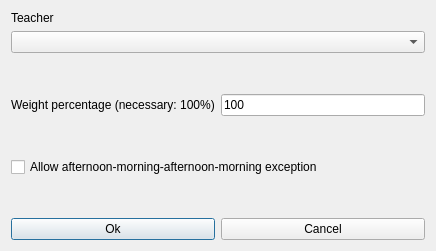
This is fet/src/interface/modifyconstraintteachermaxthreeconsecutivedaysform_template.ui in vonmecheln/fet as Qt 5 draws it before an edit. The edited form follows.
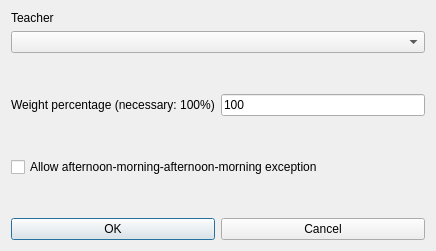
This is the edited form.

```diff
--- a/fet/src/interface/modifyconstraintteachermaxthreeconsecutivedaysform_template.ui
+++ b/fet/src/interface/modifyconstraintteachermaxthreeconsecutivedaysform_template.ui
@@ -129,7 +129,7 @@
      <item>
       <widget class="QPushButton" name="okPushButton">
        <property name="text">
-        <string>Ok</string>
+        <string>OK</string>
        </property>
       </widget>
      </item>
```
